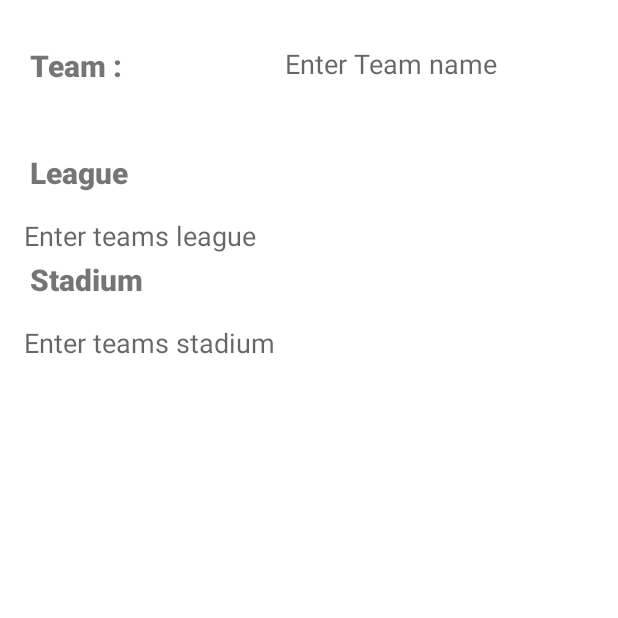
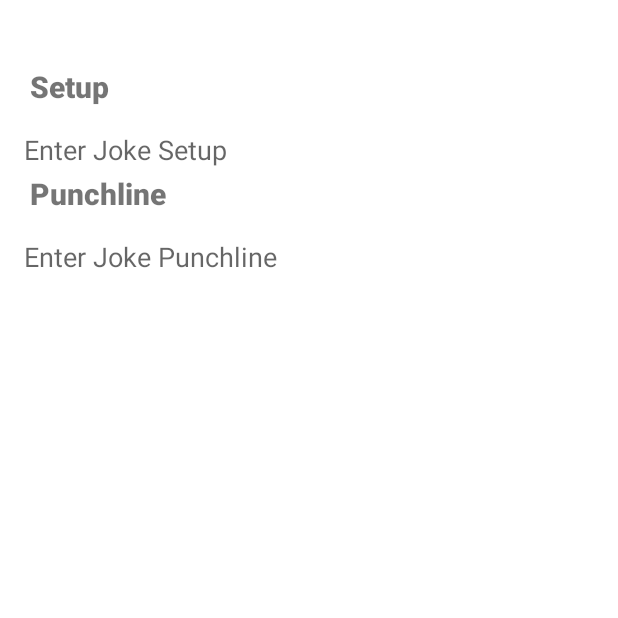
Before and after one commit to Tim-N00192726/Mobile_Computing_Jokes_App, an Android app: the fragment EditorFragment placed in its activity, on a phone screen of 412 x 824 dp, the top half of it. Run offline under Robolectric (Android 15) with nearby library versions, the phone set to English and light mode, and no system bars; our stand-ins replace navigation-ui; 4 statements that could not run were skipped.

Commit message:
retrieving and displaying data from api using retrofit

```diff
--- a/app/src/main/java/com/example/mc_ca/Constants.kt
+++ b/app/src/main/java/com/example/mc_ca/Constants.kt
@@ -5,4 +5,4 @@ const val TAG = "Team Logging"
 const val TEAM_TEXT_KEY = "teamTextKey"
 const val CURSOR_POSITION_KEY = "cursorPositionKey"
 const val SELECTED_PLANTS_KEY = "selectedPlantsKey"
-const val WEB_SERVICE_URL = "http://10.0.2.2/plants/"
+const val WEB_SERVICE_URL = "https://us-central1-dadsofunny.cloudfunctions.net/DadJokes/"
--- a/app/src/main/java/com/example/mc_ca/EditorFragment.kt
+++ b/app/src/main/java/com/example/mc_ca/EditorFragment.kt
@@ -36,9 +36,8 @@ class EditorFragment : Fragment() {
         // bind 'binding' to the editor fragment layout
         binding = EditorFragmentBinding.inflate(inflater, container, false)
        // args.plantId is the ID of the argument you added in the nav_graph (you added it to the editor fragment)
-        binding.name.setText(args.team.strTeam)
-        binding.league.setText(args.team.strLeague)
-        binding.stadium.setText(args.team.strStadium)
+        binding.setup.setText(args.joke.setup)
+        binding.punchline.setText(args.joke.punchline)
 
         requireActivity().onBackPressedDispatcher.addCallback(
             viewLifecycleOwner,
--- a/app/src/main/java/com/example/mc_ca/MainFragment.kt
+++ b/app/src/main/java/com/example/mc_ca/MainFragment.kt
@@ -56,10 +56,7 @@ class MainFragment : Fragment(),
             // binding.recyclerView.addItemDecoration(divider)
         }
 
-        viewModel.teams.observe(viewLifecycleOwner, Observer {
-            // for debugging - Log.i() to the Logcat during execution and view Info messages with the tag TAG (see constants for the literal string)
-            // Log.i(TAG, it.toString())
-
+        viewModel.jokes.observe(viewLifecycleOwner, Observer {
             adapter = TeamListAdapter(it, this@MainFragment)
             binding.recyclerView.adapter = adapter
             binding.recyclerView.layoutManager = LinearLayoutManager(activity)
@@ -69,12 +66,12 @@ class MainFragment : Fragment(),
 
     }
 
-    override fun onItemClick(team: TeamEntity) {
+    override fun onItemClick(joke: TeamEntity) {
 
         // Log - print out to logcat to help with debugging if errors occur
         // TAG is a constant defined in Constants.kt - you can search yhe logcat using this TAG to help with debugging errors
         //Log.i(TAG, "onItemClick : Received Team name ${team.name}")
-        val action = MainFragmentDirections.actionMainFragmentToEditorFragment(team)
+        val action = MainFragmentDirections.actionMainFragmentToEditorFragment(joke)
         findNavController().navigate(action)
     }
 
--- a/app/src/main/java/com/example/mc_ca/MainViewModel.kt
+++ b/app/src/main/java/com/example/mc_ca/MainViewModel.kt
@@ -10,12 +10,12 @@ class MainViewModel : ViewModel() {
 
     // MutableLiveData - means this list can be changed at runtime
     // Note!!! _plants above is private, only visible here the underscore represents variables not exposed to the UI layer (fragments)
-    private val _teams: MutableLiveData<List<TeamEntity>> = MutableLiveData()
+    private val _jokes: MutableLiveData<List<TeamEntity>> = MutableLiveData()
 
     // Plants is exposed to the UI - Fragment
-    val teams: LiveData<List<TeamEntity>>
+    val jokes: LiveData<List<TeamEntity>>
         // get() This is a getter() function, which returns the list of plants as LiveData
-        get() = _teams
+        get() = _jokes
 
     private val _isLoading = MutableLiveData(false)
     val isLoading: LiveData<Boolean>
@@ -25,16 +25,16 @@ class MainViewModel : ViewModel() {
     // No Longer get the data from SampleDataProvider
     init {
 //        // here we get the plant list data to share with the user interface
-        getTeams()
+        getJokes()
     }
 
-    private fun getTeams() {
+    private fun getJokes() {
         // web-access so run in a background thread - Coroutine
         viewModelScope.launch {
             _isLoading.value = true
-            val fetchedTeams = RetrofitInstance.api.getTeams()
-            Log.i(TAG, "List of Teams : $fetchedTeams")
-            _teams.value = fetchedTeams
+            val fetchedJokes = RetrofitInstance.api.getJokes()
+            Log.i(TAG, "List of Teams : $fetchedJokes")
+            _jokes.value = fetchedJokes
             _isLoading.value = false
         }
     }
--- a/app/src/main/java/com/example/mc_ca/dataaccess/TeamApi.kt
+++ b/app/src/main/java/com/example/mc_ca/dataaccess/TeamApi.kt
@@ -7,6 +7,6 @@ import retrofit2.http.GET
 interface TeamApi {
 
     // I simply get the json file, however you will probably have an API endpoint in here from a proper Rest API
-    @GET("teams.json")
-    suspend fun getTeams() : List<TeamEntity>
+    @GET("random/type/general/20")
+    suspend fun getJokes() : List<TeamEntity>
 }
--- a/app/src/main/res/layout/editor_fragment.xml
+++ b/app/src/main/res/layout/editor_fragment.xml
@@ -8,87 +8,59 @@
     tools:context=".EditorFragment"
    >
 
-
     <TextView
-        android:id="@+id/teamName"
-        android:layout_width="150dp"
-        android:layout_height="wrap_content"
-
-        android:layout_marginStart="20dp"
-        android:layout_marginTop="30dp"
-        android:fontFamily="sans-serif-black"
-        android:text="Team : "
-        android:textSize="20sp"
-        app:layout_constraintStart_toStartOf="parent"
-        app:layout_constraintTop_toTopOf="parent" />
-
-    <TextView
-        android:id="@+id/name"
-        android:layout_width="150dp"
-        android:layout_height="wrap_content"
-
-        android:layout_marginStart="20dp"
-        android:layout_marginTop="30dp"
-        android:hint="@string/enter_team_name"
-        android:textAppearance="@style/TextAppearance.AppCompat.Medium"
-        app:layout_constraintStart_toEndOf="@+id/teamName"
-        app:layout_constraintTop_toTopOf="parent"
-        tools:ignore="Autofill,MissingConstraints"
-        tools:text="Team name in here" />
-
-    <TextView
-        android:id="@+id/teamLeague"
+        android:id="@+id/jokeSetup"
         android:layout_width="wrap_content"
         android:layout_height="wrap_content"
         android:layout_marginStart="20dp"
         android:layout_marginTop="44dp"
         android:fontFamily="sans-serif-black"
-        android:text="League "
+        android:text="Setup "
         android:textSize="20sp"
         app:layout_constraintStart_toStartOf="parent"
-        app:layout_constraintTop_toBottomOf="@+id/teamName" />
+        app:layout_constraintTop_toTopOf="parent" />
 
 
     <TextView
-        android:id="@+id/league"
+        android:id="@+id/setup"
         android:layout_width="match_parent"
         android:layout_height="wrap_content"
         android:layout_margin="16dp"
         android:layout_marginStart="20dp"
         android:layout_marginTop="65dp"
-        android:hint="@string/enter_team_league"
+        android:hint="@string/enter_joke_setup"
         android:inputType="textCapSentences|textMultiLine"
         android:textAppearance="@style/TextAppearance.AppCompat.Medium"
         app:layout_constraintStart_toStartOf="parent"
-        app:layout_constraintTop_toBottomOf="@+id/teamLeague"
+        app:layout_constraintTop_toBottomOf="@+id/jokeSetup"
         tools:ignore="Autofill"
         tools:text="Team league in here" />
 
     <TextView
-        android:id="@+id/teamStadium"
+        android:id="@+id/jokePunchline"
         android:layout_width="wrap_content"
         android:layout_height="wrap_content"
         android:layout_marginStart="20dp"
         android:layout_marginTop="44dp"
         android:fontFamily="sans-serif-black"
-        android:text="Stadium "
+        android:text="Punchline "
         android:textSize="20sp"
         app:layout_constraintStart_toStartOf="parent"
-        app:layout_constraintTop_toBottomOf="@+id/teamLeague" />
+        app:layout_constraintTop_toBottomOf="@+id/jokeSetup" />
 
 
     <TextView
-        android:id="@+id/stadium"
+        android:id="@+id/punchline"
         android:layout_width="match_parent"
         android:layout_height="wrap_content"
         android:layout_margin="16dp"
         android:layout_marginStart="20dp"
         android:layout_marginTop="65dp"
-        android:hint="@string/enter_team_stadium"
+        android:hint="@string/enter_joke_punchline"
         android:inputType="textCapSentences|textMultiLine"
         android:textAppearance="@style/TextAppearance.AppCompat.Medium"
         app:layout_constraintStart_toStartOf="parent"
-        app:layout_constraintTop_toBottomOf="@+id/teamStadium"
+        app:layout_constraintTop_toBottomOf="@+id/jokePunchline"
         tools:ignore="Autofill"
         tools:text="Team stadium in here" />
 
--- a/app/src/main/res/layout/list_item.xml
+++ b/app/src/main/res/layout/list_item.xml
@@ -16,10 +16,10 @@
         app:layout_constraintBottom_toBottomOf="parent"
         app:layout_constraintStart_toStartOf="parent"
         app:layout_constraintTop_toTopOf="parent"
-        app:srcCompat="@drawable/ic_football" />
+        app:srcCompat="@drawable/ic_face" />
 
     <TextView
-        android:id="@+id/teamName"
+        android:id="@+id/jokeSetup"
         android:layout_width="0dp"
         android:layout_height="wrap_content"
         android:ellipsize="end"
@@ -29,6 +29,6 @@
         app:layout_constraintEnd_toEndOf="parent"
         app:layout_constraintStart_toEndOf="@+id/floatingActionButton"
         app:layout_constraintTop_toTopOf="parent"
-        tools:text="Name of the team will go in here" />
+        tools:text="The joke will go in here" />
 
 </androidx.constraintlayout.widget.ConstraintLayout>
--- a/app/src/main/res/navigation/nav_graph.xml
+++ b/app/src/main/res/navigation/nav_graph.xml
@@ -10,7 +10,7 @@
         android:label="editor_fragment"
         tools:layout="@layout/editor_fragment" >
         <argument
-            android:name="team"
+            android:name="joke"
             app:argType="com.example.mc_ca.data.TeamEntity" />
     </fragment>
     <fragment
--- a/app/src/main/res/values/strings.xml
+++ b/app/src/main/res/values/strings.xml
@@ -9,8 +9,7 @@
 
     <string name="hello_first_fragment">Hello first fragment</string>
     <string name="hello_second_fragment">Hello second fragment. Arg: %1$s</string>
-    <string name="enter_team_name">Enter Team name</string>
-    <string name="enter_team_league">Enter teams league</string>
-    <string name="enter_team_stadium">Enter teams stadium</string>
+    <string name="enter_joke_setup">Enter Joke Setup</string>
+    <string name="enter_joke_punchline">Enter Joke Punchline</string>
 
 </resources>
```
Also changed, not shown: app/src/main/java/com/example/mc_ca/TeamListAdapter.kt (+7 -7 lines), app/src/main/java/com/example/mc_ca/data/TeamEntity.kt (+6 -9 lines), app/src/main/res/drawable/ic_face.xml (added, +10 -0 lines).
